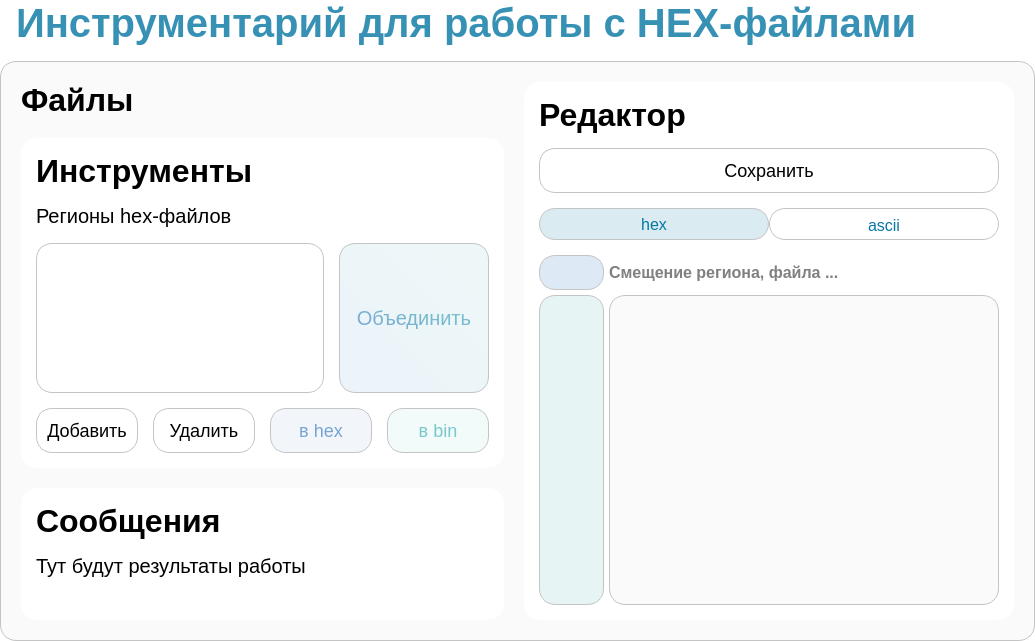
This is design.ui in stsln/hex_file_tools as Qt 5 draws it before an edit. The edited form follows.
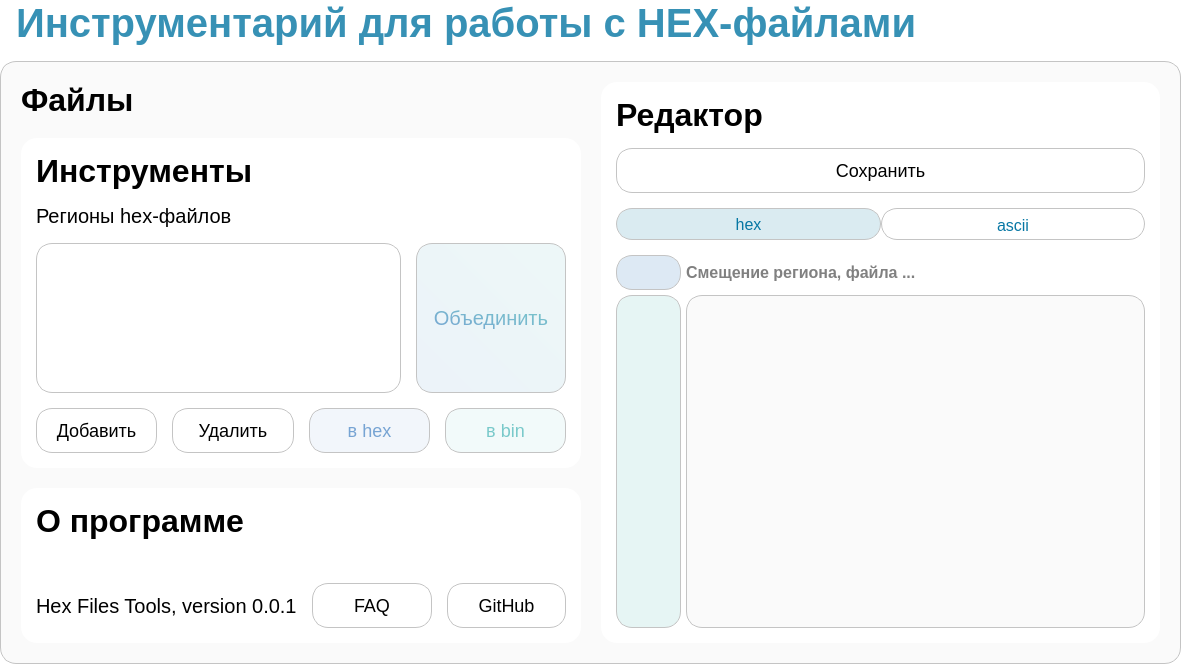
This is the edited form. Icons and pictures are not drawn.

Commit message: Добавил в UI информацию о программе.

```diff
--- a/design.ui
+++ b/design.ui
@@ -6,8 +6,8 @@
    <rect>
     <x>0</x>
     <y>0</y>
-    <width>1035</width>
-    <height>641</height>
+    <width>1181</width>
+    <height>664</height>
    </rect>
   </property>
   <property name="windowTitle">
@@ -645,48 +645,123 @@
             <property name="bottomMargin">
              <number>15</number>
             </property>
-            <item>
-             <widget class="QLabel" name="message_title">
-              <property name="sizePolicy">
-               <sizepolicy hsizetype="Preferred" vsizetype="Fixed">
-                <horstretch>0</horstretch>
-                <verstretch>0</verstretch>
-               </sizepolicy>
-              </property>
-              <property name="styleSheet">
-               <string notr="true">QLabel 
-{
-	font-family: 'Inter';
-	font-weight: 700;
-	font-size: 32px;
-	color: #000000;
-	border: 0;
-	text-align: left;
-}</string>
-              </property>
-              <property name="text">
-               <string>Сообщения</string>
-              </property>
-             </widget>
-            </item>
             <item alignment="Qt::AlignTop">
-             <widget class="QLabel" name="message_label">
+             <widget class="QLabel" name="about_title">
+              <property name="sizePolicy">
+               <sizepolicy hsizetype="Preferred" vsizetype="Fixed">
+                <horstretch>0</horstretch>
+                <verstretch>0</verstretch>
+               </sizepolicy>
+              </property>
               <property name="styleSheet">
                <string notr="true">QLabel 
 {
 	font-family: 'Inter';
-	font-weight: 400;
-	font-size: 20px;
+	font-weight: 700;
+	font-size: 32px;
 	color: #000000;
 	border: 0;
 	text-align: left;
 }</string>
               </property>
               <property name="text">
-               <string>Тут будут результаты работы</string>
+               <string>О программе</string>
               </property>
              </widget>
             </item>
+            <item>
+             <layout class="QHBoxLayout" name="about_btns">
+              <property name="spacing">
+               <number>15</number>
+              </property>
+              <item>
+               <widget class="QLabel" name="about_label">
+                <property name="styleSheet">
+                 <string notr="true">QLabel 
+{
+	font-family: 'Inter';
+	font-weight: 400;
+	font-size: 20px;
+	color: #000000;
+	border: 0;
+	text-align: left;
+}</string>
+                </property>
+                <property name="text">
+                 <string>Hex Files Tools, version 0.0.1</string>
+                </property>
+               </widget>
+              </item>
+              <item>
+               <widget class="QPushButton" name="faq_btn">
+                <property name="minimumSize">
+                 <size>
+                  <width>0</width>
+                  <height>45</height>
+                 </size>
+                </property>
+                <property name="styleSheet">
+                 <string notr="true">QPushButton
+{
+	font-family: 'Inter';
+	font-weight: 400;
+	font-size: 18px;
+	background-color: #fff;
+	border: 1px solid #C4C4C4;
+	border-radius: 16px;
+}
+
+QPushButton::hover
+{
+	background-color: rgba(196, 196, 196, 0.125);
+}
+
+QPushButton::pressed
+{
+	background-color: rgba(196, 196, 196, 0.25);
+}</string>
+                </property>
+                <property name="text">
+                 <string>FAQ</string>
+                </property>
+               </widget>
+              </item>
+              <item>
+               <widget class="QPushButton" name="code_btn">
+                <property name="minimumSize">
+                 <size>
+                  <width>0</width>
+                  <height>45</height>
+                 </size>
+                </property>
+                <property name="styleSheet">
+                 <string notr="true">QPushButton
+{
+	font-family: 'Inter';
+	font-weight: 400;
+	font-size: 18px;
+	background-color: #fff;
+	border: 1px solid #C4C4C4;
+	border-radius: 16px;
+}
+
+QPushButton::hover
+{
+	background-color: rgba(196, 196, 196, 0.125);
+}
+
+QPushButton::pressed
+{
+	background-color: rgba(196, 196, 196, 0.25);
+}</string>
+                </property>
+                <property name="text">
+                 <string>GitHub</string>
+                </property>
+               </widget>
+              </item>
+             </layout>
+            </item>
            </layout>
           </widget>
          </item>
```
Left out of the diff: 2 changed lines with no effect on the pictures. The commit also changes 1 other file.
